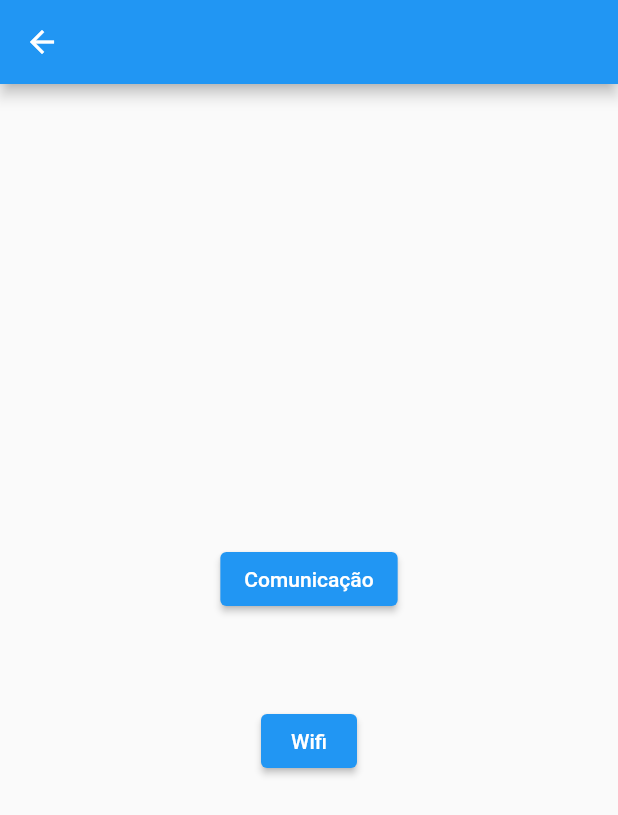
After one commit to GabrielRobinsonAzevedo/ble, a Flutter app: the WifiOrComunicationPage screen opened by its route, on a phone screen of 412 x 824 dp. The commit adds this screen. Shown: the top 815 px of the screen. Run offline on Flutter 3.47's test engine with Material 2 defaults, Android fonts, the phone set to English and light mode, and no system bars.

Commit message:
escolha entre provisionamento e comunicação

```diff
--- a/lib/main.dart
+++ b/lib/main.dart
@@ -1,6 +1,8 @@
+import 'package:ble/pages/comunication.dart';
 import 'package:ble/pages/pg.dart';
 import 'package:ble/pages/verification.dart';
 import 'package:ble/pages/wifi.dart';
+import 'package:ble/pages/wifi_or_comunication.dart';
 import 'package:flutter/material.dart';
 
 void main() {
@@ -20,7 +22,9 @@ class MyApp extends StatelessWidget {
       ),
       routes: {
         '/': (context) => const PaginaProvision(),
+        '/DECIDIR': (context) => const WifiOrComunicationPage(),
         '/WIFI': (context) => const WifiPage(),
+        '/COMUNICATION': (context) => const ComunicationPage(),
         '/VERIFY': (context) => const VerificationPage(),
       },
     );
--- a/lib/pages/pg.dart
+++ b/lib/pages/pg.dart
@@ -102,7 +102,7 @@ class _PaginaProvisionState extends State<PaginaProvision> {
         isListening = false;
         isConnecting = false;
         Navigator.of(context)
-            .pushNamed("/WIFI", arguments: {"name": productName});
+            .pushNamed("/DECIDIR", arguments: {"name": productName});
       } else {
         setState(() {
           deviceList
--- a/lib/pages/verification.dart
+++ b/lib/pages/verification.dart
@@ -82,7 +82,7 @@ class _VerificationPageState extends State<VerificationPage> {
   @override
   void initState() {
     super.initState();
-    // handlerProvision();
+    handlerProvision();
   }
 
   @override
--- /dev/null
+++ b/lib/pages/wifi_or_comunication.dart
@@ -0,0 +1,34 @@
+import 'package:flutter/material.dart';
+
+class WifiOrComunicationPage extends StatelessWidget {
+  const WifiOrComunicationPage({super.key});
+
+  @override
+  Widget build(BuildContext context) {
+    Map? name = ModalRoute.of(context)?.settings.arguments as Map?;
+    String name1 = name?['name'] ?? "Não encontrado";
+    return Scaffold(
+      appBar: AppBar(title: const Text('')),
+      body: Center(
+        child: Column(
+          mainAxisAlignment: MainAxisAlignment.center,
+          children: [
+            ElevatedButton(
+                onPressed: () {
+                  Navigator.of(context)
+                      .pushNamed("/COMUNICATION", arguments: {"name": name1});
+                },
+                child: const Text('Comunicação')),
+            const SizedBox(height: 60),
+            ElevatedButton(
+                onPressed: () {
+                  Navigator.of(context)
+                      .pushNamed("/WIFI", arguments: {"name": name1});
+                },
+                child: const Text('Wifi')),
+          ],
+        ),
+      ),
+    );
+  }
+}
```
Also changed, not shown: lib/pages/comunication.dart (added, +72 -0 lines).
